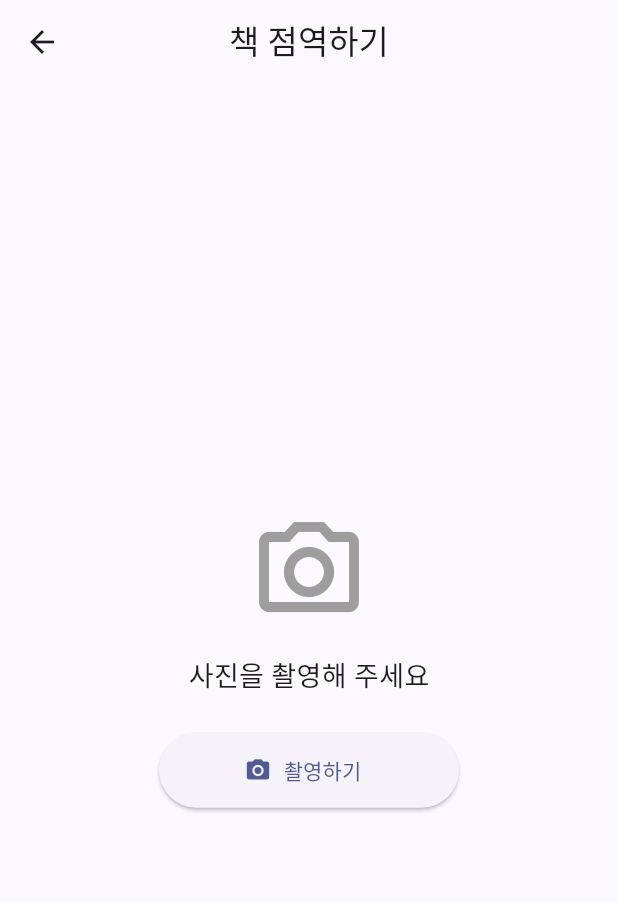
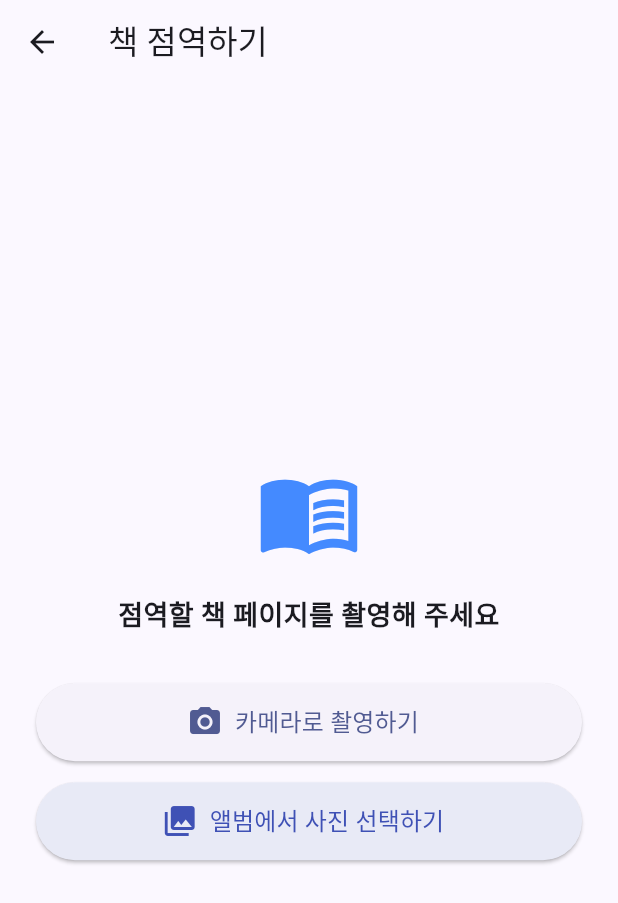
Before and after one commit to Eye-2-Dot/eye2dot, a Flutter app: the screen it shows after launch, after a tap on "책 점역하기", on a phone screen of 412 x 824 dp. Shown: the top 903 px of the screen. Run offline on Flutter 3.47's test engine with Material 3 defaults, Android fonts, the phone set to English and light mode, and no system bars; our stand-ins replace image_picker.

Commit message:
feat(app): 카메라/갤러리/텍스트 입력 분기 및 실패 재전송 로직 구현

```diff
--- a/app/lib/screens/camera_screen.dart
+++ b/app/lib/screens/camera_screen.dart
@@ -1,167 +1,288 @@
 import 'dart:typed_data';
 import 'package:flutter/material.dart';
 import 'package:image_picker/image_picker.dart';
+
+import '../constants.dart';
 import '../services/api_service.dart';
 import 'result_screen.dart';
 
 class CameraScreen extends StatefulWidget {
-  final String mode; // 'label' 또는 'book'
+  final String mode; // kModeLabel 또는 kModeBook
 
-  const CameraScreen({super.key, required this.mode});
+  const CameraScreen({
+    super.key,
+    required this.mode,
+  });
 
   @override
   State<CameraScreen> createState() => _CameraScreenState();
 }
 
-enum ViewState { empty, loaded, loading, error }
+class _CameraScreenState extends State<CameraScreen> {
+  final ImagePicker _picker = ImagePicker();
 
-class _CameraScreenState extends State<CameraScreen> {
-  ViewState _state = ViewState.empty;
   Uint8List? _imageBytes;
-  String _errorMessage = '';
+  bool _isLoading = false;
+  String? _errorMessage;
 
-  // 사진 촬영 및 선택 (웹 호환 바이트 추출)
-  Future<void> _pickImage() async {
+  // 1. 카메라 또는 갤러리 이미지 선택 (취소 시 에러 없이 복귀)
+  Future<void> _pickImage(ImageSource source) async {
     try {
-      final ImagePicker picker = ImagePicker();
-      final XFile? picked = await picker.pickImage(source: ImageSource.camera);
+      final XFile? pickedFile = await _picker.pickImage(source: source);
 
-      if (picked == null) return;
+      // 사용자가 촬영/선택 창을 그냥 닫은 경우 에러 없이 리턴
+      if (pickedFile == null) return;
 
-      final Uint8List bytes = await picked.readAsBytes();
+      final bytes = await pickedFile.readAsBytes();
       setState(() {
         _imageBytes = bytes;
-        _state = ViewState.loaded;
+        _errorMessage = null;
       });
+
+      // 이미지 선택 즉시 서버 전송
+      _sendToServer();
     } catch (e) {
       setState(() {
-        _errorMessage = '사진을 불러오는 중 오류가 발생했습니다.';
-        _state = ViewState.error;
+        _errorMessage = '카메라 또는 앨범 접근 권한을 확인해 주세요.';
       });
     }
   }
 
-  // 서버로 사진 전송
-  Future<void> _sendToServer() async {
-    if (_imageBytes == null) return;
+  // 2. 직접 텍스트 입력 다이얼로그 (점자 라벨 모드 전용)
+  Future<void> _showTextInputDialog() async {
+    final controller = TextEditingController();
 
-    setState(() {
-      _state = ViewState.loading;
-    });
-
-    try {
-      final result = await ApiService.sendImage(
-        bytes: _imageBytes!,
-        mode: widget.mode,
+    final enteredText = await showDialog<String>(
+      context: context,
+      builder: (context) => AlertDialog(
+        title: const Text('점자 라벨 문구 직접 입력'),
+        content: TextField(
+          controller: controller,
+          autofocus: true,
+          decoration: const InputDecoration(
+            hintText: '출력할 단어를 입력하세요 (예: 우유, 샴푸)',
+            border: OutlineInputBorder(),
+          ),
+        ),
+        actions: [
+          TextButton(
+            onPressed: () => Navigator.pop(context),
+            child: const Text('취소'),
+          ),
+          ElevatedButton(
+            onPressed: () {
+              final text = controller.text.trim();
+              if (text.isNotEmpty) {
+                Navigator.pop(context, text);
+              }
+            },
+            child: const Text('확인'),
+          ),
+        ],
+      ),
     );
 
-      if (result['ok'] == true) {
-        if (!mounted) return;
+    // 텍스트를 입력받으면 ResultScreen으로 이동 (피드백 보고서 합의: mode, text만 전달)
+    if (enteredText != null && enteredText.isNotEmpty && mounted) {
       Navigator.push(
         context,
         MaterialPageRoute(
           builder: (context) => ResultScreen(
             mode: widget.mode,
-              text: result['text'] ?? '',
+            text: enteredText,
           ),
         ),
       );
+    }
+  }
+
+  // 3. 서버 전송 및 실패 UI 전담 처리
+  Future<void> _sendToServer() async {
+    if (_imageBytes == null) return;
+
     setState(() {
-          _state = ViewState.loaded;
+      _isLoading = true;
+      _errorMessage = null;
     });
+
+    try {
+      // ApiService 정적 호출
+      final Map<String, dynamic> response = await ApiService.sendImage(
+        bytes: _imageBytes!,
+        mode: widget.mode,
+      );
+
+      if (!mounted) return;
+
+      if (response['ok'] == true) {
+        // 성공 시 ResultScreen으로 모드와 인식된 텍스트만 전달
+        Navigator.push(
+          context,
+          MaterialPageRoute(
+            builder: (context) => ResultScreen(
+              mode: widget.mode,
+              text: (response['text'] as String?) ?? '',
+            ),
+          ),
+        );
       } else {
+        // 실패 시 camera_screen에서 에러 메시지 표시
         setState(() {
-          _errorMessage = result['reason'] ?? '인식에 실패했습니다.';
-          _state = ViewState.error;
+          _errorMessage = (response['error'] as String?) ?? '서버 처리에 실패했습니다.';
         });
       }
     } catch (e) {
+      if (!mounted) return;
       setState(() {
-        _errorMessage = '서버 연결 오류가 발생했습니다.';
-        _state = ViewState.error;
+        _errorMessage = '네트워크 연결을 확인해 주세요.';
       });
+    } finally {
+      if (mounted) {
+        setState(() {
+          _isLoading = false;
+        });
+      }
     }
   }
 
   @override
   Widget build(BuildContext context) {
-    final modeTitle = widget.mode == 'label' ? '점자 라벨 만들기' : '책 점역하기';
+    // 팀 공용 상수로 라벨 모드 확인
+    final bool isLabelMode = widget.mode == kModeLabel;
+    final String titleText = isLabelMode ? '점자 라벨 만들기' : '책 점역하기';
 
     return Scaffold(
-      appBar: AppBar(title: Text(modeTitle), centerTitle: true),
-      body: Padding(
-        padding: const EdgeInsets.all(20.0),
+      appBar: AppBar(
+        title: Text(titleText),
+      ),
+      body: SafeArea(
         child: Center(
-          child: switch (_state) {
-            ViewState.empty => Column(
+          child: SingleChildScrollView(
+            padding: const EdgeInsets.all(24.0),
+            child: _buildContent(isLabelMode),
+          ),
+        ),
+      ),
+    );
+  }
+
+  Widget _buildContent(bool isLabelMode) {
+    // 1) 서버 처리 중 화면
+    if (_isLoading) {
+      return Column(
+        mainAxisAlignment: MainAxisAlignment.center,
+        children: const [
+          CircularProgressIndicator(),
+          SizedBox(height: 24),
+          Text(
+            '인식 중입니다...',
+            style: TextStyle(fontSize: 18, fontWeight: FontWeight.bold),
+          ),
+          SizedBox(height: 8),
+          Text(
+            '서버 연결 상태에 따라 최대 10초가 걸릴 수 있습니다.\n잠시만 기다려 주세요.',
+            textAlign: TextAlign.center,
+            style: TextStyle(fontSize: 13, color: Colors.grey),
+          ),
+        ],
+      );
+    }
+
+    // 2) 서버 오류 발생 화면
+    if (_errorMessage != null) {
+      return Column(
         mainAxisAlignment: MainAxisAlignment.center,
         children: [
-                  const Icon(Icons.camera_alt_outlined, size: 80, color: Colors.grey),
+          const Icon(Icons.error_outline, color: Colors.red, size: 60),
           const SizedBox(height: 16),
-                  const Text('사진을 촬영해 주세요', style: TextStyle(fontSize: 18)),
+          Text(
+            _errorMessage!,
+            textAlign: TextAlign.center,
+            style: const TextStyle(fontSize: 16, color: Colors.red),
+          ),
           const SizedBox(height: 24),
+          Row(
+            mainAxisAlignment: MainAxisAlignment.center,
+            children: [
+              // [중요 4] 재촬영이 아닌 기존 사진 재전송 실행
               ElevatedButton.icon(
-                    onPressed: _pickImage,
-                    icon: const Icon(Icons.photo_camera),
-                    label: const Text('촬영하기'),
-                    style: ElevatedButton.styleFrom(minimumSize: const Size(200, 50)),
+                onPressed: _sendToServer,
+                icon: const Icon(Icons.refresh),
+                label: const Text('다시 시도'),
               ),
-                ],
-              ),
-            ViewState.loaded => Column(
-                children: [
-                  Expanded(
-                    child: ClipRRect(
-                      borderRadius: BorderRadius.circular(12),
-                      child: Image.memory(_imageBytes!, fit: BoxFit.contain),
-                    ),
-                  ),
-                  const SizedBox(height: 20),
-                  Row(
-                    children: [
-                      Expanded(
-                        child: OutlinedButton(
-                          onPressed: () => setState(() => _state = ViewState.empty),
-                          style: OutlinedButton.styleFrom(minimumSize: const Size(0, 50)),
-                          child: const Text('다시 찍기'),
-                        ),
-                      ),
-                      const SizedBox(width: 16),
-                      Expanded(
-                        child: ElevatedButton(
-                          onPressed: _sendToServer,
-                          style: ElevatedButton.styleFrom(minimumSize: const Size(0, 50)),
-                          child: const Text('전송'),
-                        ),
+              const SizedBox(width: 12),
+              OutlinedButton.icon(
+                onPressed: () {
+                  setState(() {
+                    _errorMessage = null;
+                    _imageBytes = null;
+                  });
+                },
+                icon: const Icon(Icons.photo_camera_back),
+                label: const Text('새 사진 고르기'),
               ),
             ],
           ),
         ],
+      );
+    }
+
+    // 3) 초기 입력 선택 화면 (모드별 분기)
+    return Column(
+      mainAxisAlignment: MainAxisAlignment.center,
+      crossAxisAlignment: CrossAxisAlignment.stretch,
+      children: [
+        Icon(
+          isLabelMode ? Icons.label_outline : Icons.menu_book,
+          size: 70,
+          color: Colors.blueAccent,
         ),
-            ViewState.loading => const Column(
-                mainAxisAlignment: MainAxisAlignment.center,
-                children: [
-                  CircularProgressIndicator(),
-                  SizedBox(height: 20),
-                  Text('인식 중입니다...', style: TextStyle(fontSize: 16)),
-                ],
+        const SizedBox(height: 20),
+        Text(
+          isLabelMode ? '라벨로 만들 대상을 선택해 주세요' : '점역할 책 페이지를 촬영해 주세요',
+          textAlign: TextAlign.center,
+          style: const TextStyle(fontSize: 18, fontWeight: FontWeight.bold),
         ),
-            ViewState.error => Column(
-                mainAxisAlignment: MainAxisAlignment.center,
-                children: [
-                  const Icon(Icons.error_outline, size: 60, color: Colors.red),
-                  const SizedBox(height: 16),
-                  Text(_errorMessage, textAlign: TextAlign.center, style: const TextStyle(fontSize: 16)),
-                  const SizedBox(height: 24),
-                  ElevatedButton(
-                    onPressed: _pickImage,
-                    child: const Text('다시 시도'),
+        const SizedBox(height: 32),
+
+        // 버튼 1: 카메라 촬영 (라벨, 책 공통)
+        ElevatedButton.icon(
+          onPressed: () => _pickImage(ImageSource.camera),
+          icon: const Icon(Icons.camera_alt, size: 24),
+          label: const Padding(
+            padding: EdgeInsets.symmetric(vertical: 14),
+            child: Text('카메라로 촬영하기', style: TextStyle(fontSize: 16)),
+          ),
+        ),
+        const SizedBox(height: 14),
+
+        // 버튼 2: 갤러리 선택 (라벨, 책 공통)
+        ElevatedButton.icon(
+          onPressed: () => _pickImage(ImageSource.gallery),
+          icon: const Icon(Icons.photo_library, size: 24),
+          style: ElevatedButton.styleFrom(
+            backgroundColor: Colors.indigo.shade50,
+            foregroundColor: Colors.indigo,
+          ),
+          label: const Padding(
+            padding: EdgeInsets.symmetric(vertical: 14),
+            child: Text('앨범에서 사진 선택하기', style: TextStyle(fontSize: 16)),
+          ),
+        ),
+
+        // 버튼 3: 직접 텍스트 입력 (점자 라벨 모드일 때만 표시, 책 모드에서는 미표시)
+        if (isLabelMode) ...[
+          const SizedBox(height: 14),
+          OutlinedButton.icon(
+            onPressed: _showTextInputDialog,
+            icon: const Icon(Icons.edit_note, size: 24),
+            label: const Padding(
+              padding: EdgeInsets.symmetric(vertical: 14),
+              child: Text('라벨 문구 직접 입력하기', style: TextStyle(fontSize: 16)),
+            ),
           ),
         ],
-              ),
-          },
-        ),
-      ),
+      ],
     );
   }
 }
```
Lines whose indentation alone changed are shown as unchanged.
